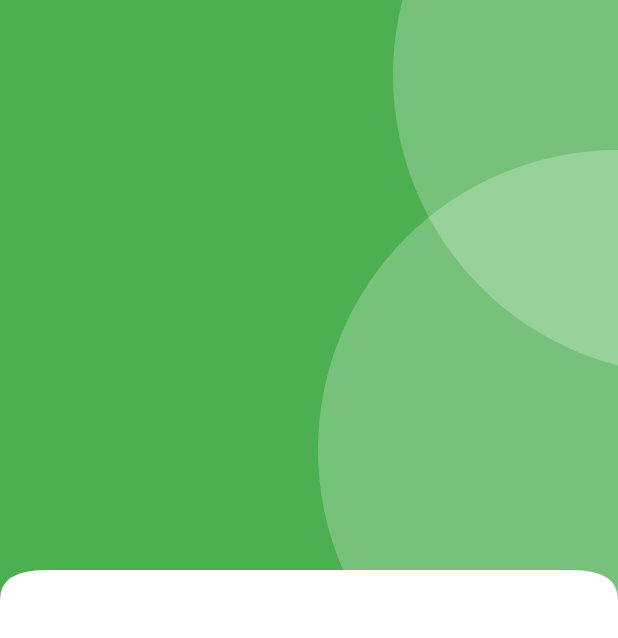
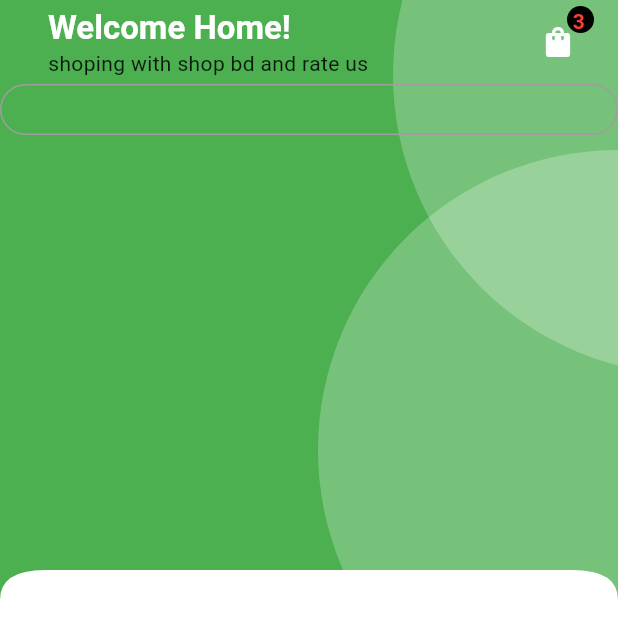
Before and after one commit to hrikhan/shop_bd, a Flutter app: the HomeScreen screen opened directly, on a phone screen of 412 x 824 dp. Shown: the top 638 px of the screen. Run offline on Flutter 3.47's test engine with Material 3 defaults, Android fonts, the phone set to English and light mode, and no system bars; our stand-ins replace get, smooth_page_indicator.

Commit message:
customize searchbar

```diff
--- /dev/null
+++ b/lib/common/widgets/appbar/custom_appbar.dart
@@ -0,0 +1,43 @@
+import 'package:flutter/cupertino.dart';
+import 'package:flutter/material.dart';
+import 'package:get/get.dart';
+import 'package:shop_bd/utils/constant/size.dart';
+import 'package:shop_bd/utils/device/deviceutils/deviceutils.dart';
+
+class CustomAppbar extends StatelessWidget implements PreferredSizeWidget {
+  const CustomAppbar(
+      {super.key,
+      this.title,
+      this.backarrow = false,
+      this.leadingicon,
+      this.actions,
+      this.leadingonpresed});
+  final Widget? title;
+  final bool backarrow;
+  final IconData? leadingicon;
+  final List<Widget>? actions;
+  final VoidCallback? leadingonpresed;
+
+  @override
+  Widget build(BuildContext context) {
+    return Padding(
+      padding: EdgeInsets.symmetric(horizontal: AppSizes.marginMedium),
+      child: AppBar(
+        automaticallyImplyLeading: false,
+        leading: backarrow
+            ? IconButton(
+                onPressed: () => Get.back(), icon: Icon(CupertinoIcons.back))
+            : leadingicon != null
+                ? IconButton(
+                    onPressed: leadingonpresed, icon: Icon(leadingicon))
+                : null,
+        title: title,
+        actions: actions,
+      ),
+    );
+  }
+
+  @override
+  // TODO: implement preferredSize
+  Size get preferredSize => Size.fromHeight(DeviceUtils.appbarheight());
+}
--- a/lib/common/widgets/container/primary_header_container.dart
+++ b/lib/common/widgets/container/primary_header_container.dart
@@ -23,7 +23,7 @@ class header_container extends StatelessWidget {
 
               Stack(
             children: [
-              //background custom shape
+              //background custom shapex
               Positioned(
                 top: -150,
                 right: -250,
--- /dev/null
+++ b/lib/common/widgets/reuse_widgets/counting_card.dart
@@ -0,0 +1,36 @@
+import 'package:flutter/material.dart';
+
+class custom_card_widget extends StatelessWidget {
+  const custom_card_widget({
+    super.key, required this.onpressed,
+  });
+  final VoidCallback onpressed;
+
+  @override
+  Widget build(BuildContext context) {
+    return Stack(children: [
+      IconButton(
+        onPressed:onpressed,
+        icon: Icon(
+          Icons.shopping_bag,
+          color: Colors.white,
+        ),
+      ),
+      Positioned(
+        right: 0,
+        child: Container(
+          height: 18,
+          width: 18,
+          decoration: BoxDecoration(
+            color: Colors.black,
+            borderRadius: BorderRadius.circular(100),
+          ),
+          child: Text(
+            " 3",
+            style: TextStyle(color: Colors.red, fontWeight: FontWeight.bold),
+          ),
+        ),
+      )
+    ]);
+  }
+}
--- a/lib/features/shop/screens/home_screen.dart
+++ b/lib/features/shop/screens/home_screen.dart
@@ -1,6 +1,11 @@
 import 'package:flutter/material.dart';
 
 import 'package:shop_bd/common/widgets/container/primary_header_container.dart';
+import 'package:shop_bd/utils/constant/enum.dart';
+import 'package:shop_bd/utils/constant/size.dart';
+import 'package:shop_bd/utils/device/deviceutils/deviceutils.dart';
+
+import 'home_screen_widget.dart/home_appbar.dart';
 
 class HomeScreen extends StatelessWidget {
   const HomeScreen({super.key});
@@ -10,7 +15,29 @@ class HomeScreen extends StatelessWidget {
     return Scaffold(
       body: SingleChildScrollView(
         child: Column(
-          children: [header_container(child: Container())],
+          children: [
+            header_container(
+              child:
+                  //appbar
+                  Column(
+                children: [
+                  home_appbar(),
+
+                  //searchbar
+                  Container(
+                    color: Colors.transparent,
+                    width: DeviceUtils.screenWidth(context),
+                    padding: EdgeInsets.all(AppSizes.marginMedium),
+                    decoration: BoxDecoration(
+                        borderRadius: BorderRadius.circular(20),
+                        border: Border.all(color: Colors.grey)),
+                  )
+
+                  //catagories
+                ],
+              ),
+            ),
+          ],
         ),
       ),
     );
--- /dev/null
+++ b/lib/features/shop/screens/home_screen_widget.dart/home_appbar.dart
@@ -0,0 +1,37 @@
+import 'package:flutter/material.dart';
+import 'package:shop_bd/common/widgets/appbar/custom_appbar.dart';
+import 'package:shop_bd/common/widgets/reuse_widgets/counting_card.dart';
+import 'package:shop_bd/utils/constant/text_string.dart';
+
+class home_appbar extends StatelessWidget {
+  const home_appbar({
+    super.key,
+  });
+
+  @override
+  Widget build(BuildContext context) {
+    return CustomAppbar(
+      title: Column(
+        crossAxisAlignment: CrossAxisAlignment.start,
+        children: [
+          Text(
+            TextString.homeTitle,
+            style: Theme.of(context)
+                .textTheme
+                .headlineMedium!
+                .apply(color: Colors.white),
+          ),
+          Text(
+            TextString.homeSubtitle,
+            style: Theme.of(context).textTheme.bodyMedium,
+          ),
+        ],
+      ),
+      actions: [
+        custom_card_widget(
+          onpressed: () {},
+        )
+      ],
+    );
+  }
+}
--- a/lib/utils/constant/text_string.dart
+++ b/lib/utils/constant/text_string.dart
@@ -42,7 +42,7 @@ class TextString {
 
   // Home Page Texts
   static const String homeTitle = "Welcome Home!";
-  static const String homeSubtitle = "Explore the latest updates and news.";
+  static const String homeSubtitle = "shoping with shop bd and rate us";
   static const String homeSearchHint = "Search for items, places, etc.";
 
   // Profile Page Texts
--- a/lib/utils/device/deviceutils/deviceutils.dart
+++ b/lib/utils/device/deviceutils/deviceutils.dart
@@ -48,7 +48,7 @@ class DeviceUtils {
   // Get bottom padding (useful for devices with notches)
   static double bottomPadding(BuildContext context) =>
       MediaQuery.of(context).padding.bottom;
-  static double appbarheight(BuildContext context) {
-    return MediaQuery.of(context).size.height;
+  static double appbarheight() {
+    return kToolbarHeight;
   }
 }
--- /dev/null
+++ b/lib/utils/theme/custom_appbar_theme.dart
@@ -0,0 +1,40 @@
+import 'package:flutter/material.dart';
+
+class CustomAppBarTheme {
+  static const AppBarTheme lightTheme = AppBarTheme(
+    scrolledUnderElevation: 0,
+    backgroundColor: Colors.transparent, // Background color for light theme
+    elevation: 0, // Shadow depth
+    centerTitle: false,
+    titleTextStyle: TextStyle(
+      color: Colors.white,
+      fontSize: 22,
+      fontWeight: FontWeight.bold,
+    ),
+    iconTheme: IconThemeData(
+      color: Colors.white, // Icon color
+    ),
+    actionsIconTheme: IconThemeData(
+      color: Colors.white, // Actions icon color
+    ),
+  );
+
+  static const AppBarTheme darkTheme = AppBarTheme(
+    scrolledUnderElevation: 0,
+    backgroundColor: Colors.black, // Background color for dark theme
+    surfaceTintColor: Colors.red,
+    elevation: 0, // Shadow depth
+    centerTitle: false,
+    titleTextStyle: TextStyle(
+      color: Colors.tealAccent,
+      fontSize: 22,
+      fontWeight: FontWeight.bold,
+    ),
+    iconTheme: IconThemeData(
+      color: Colors.tealAccent, // Icon color in dark mode
+    ),
+    actionsIconTheme: IconThemeData(
+      color: Colors.tealAccent, // Actions icon color
+    ),
+  );
+}
--- a/lib/utils/theme/themdata.dart
+++ b/lib/utils/theme/themdata.dart
@@ -1,4 +1,5 @@
 import 'package:flutter/material.dart';
+import 'package:shop_bd/utils/theme/custom_appbar_theme.dart';
 import 'package:shop_bd/utils/theme/elevated_button_theme.dart';
 import 'package:shop_bd/utils/theme/textfeild_theme.dart';
 
@@ -13,7 +14,8 @@ class Themeedata {
       scaffoldBackgroundColor: Colors.white,
       textTheme: Texttheme.light,
       elevatedButtonTheme: shopelevatedbutton.light,
-      inputDecorationTheme: TextFieldThemeConfig.light);
+      inputDecorationTheme: TextFieldThemeConfig.light,
+      appBarTheme: CustomAppBarTheme.lightTheme);
 
   //dark
   static ThemeData darktheme = ThemeData(
@@ -23,5 +25,6 @@ class Themeedata {
       scaffoldBackgroundColor: Colors.black,
       textTheme: Texttheme.dark,
       elevatedButtonTheme: shopelevatedbutton.dark,
-      inputDecorationTheme: TextFieldThemeConfig.dark);
+      inputDecorationTheme: TextFieldThemeConfig.dark,
+      appBarTheme: CustomAppBarTheme.lightTheme);
 }
```
